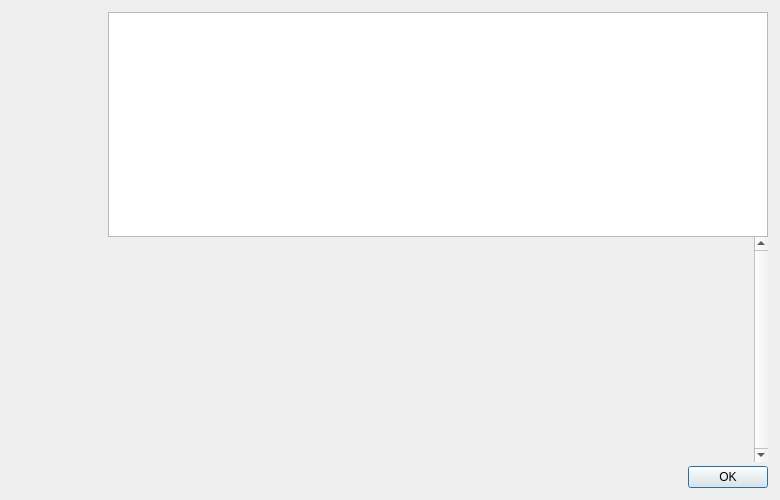
This is src/qt/forms/helpmessagedialog.ui in martexcoin/martexcoin_4x as Qt 5 draws it before an edit. The edited form follows.
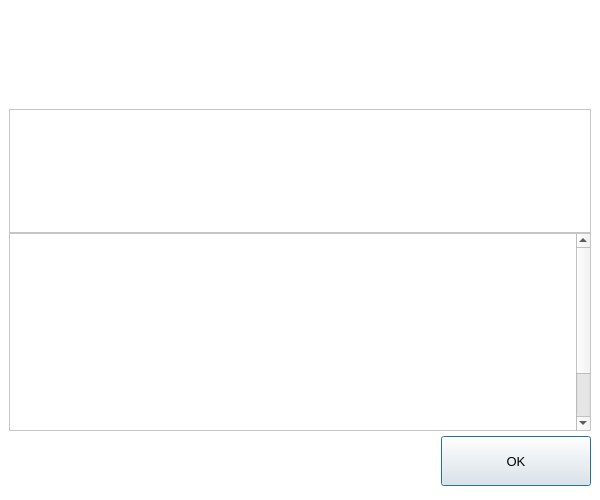
This is the edited form. Icons and pictures are not drawn.

Diff of the .ui file:
```diff
--- a/src/qt/forms/helpmessagedialog.ui
+++ b/src/qt/forms/helpmessagedialog.ui
@@ -6,45 +6,83 @@
    <rect>
     <x>0</x>
     <y>0</y>
-    <width>780</width>
+    <width>600</width>
     <height>500</height>
    </rect>
   </property>
-  <property name="maximumSize">
+  <property name="minimumSize">
    <size>
-    <width>16777215</width>
+    <width>600</width>
     <height>500</height>
    </size>
   </property>
-  <layout class="QHBoxLayout" name="horizontalLayout_2">
+  <property name="font">
+   <font>
+    <pointsize>10</pointsize>
+   </font>
+  </property>
+  <property name="windowTitle">
+   <string notr="true">MarteX Core - Command-line options</string>
+  </property>
+  <property name="styleSheet">
+   <string notr="true">#HelpMessageDialog {
+	background-color:#FFFFFF;
+}</string>
+  </property>
+  <layout class="QVBoxLayout" name="verticalLayout_3">
    <property name="spacing">
     <number>0</number>
    </property>
    <property name="leftMargin">
-    <number>12</number>
+    <number>0</number>
    </property>
    <property name="topMargin">
-    <number>12</number>
+    <number>0</number>
    </property>
    <property name="rightMargin">
-    <number>12</number>
+    <number>0</number>
    </property>
    <property name="bottomMargin">
-    <number>12</number>
+    <number>0</number>
    </property>
    <item>
-    <layout class="QVBoxLayout" name="verticalLayoutLogo" stretch="0">
-     <property name="leftMargin">
+    <widget class="QWidget" name="helpContainer" native="true">
+     <property name="sizePolicy">
+      <sizepolicy hsizetype="Preferred" vsizetype="Preferred">
+       <horstretch>0</horstretch>
+       <verstretch>100</verstretch>
+      </sizepolicy>
+     </property>
+     <property name="minimumSize">
+      <size>
+       <width>0</width>
+       <height>200</height>
+      </size>
+     </property>
+     <property name="styleSheet">
+      <string notr="true">#helpContainer{
+	background-color:white;
+	padding:9px;
+}</string>
+     </property>
+     <layout class="QVBoxLayout" name="verticalLayout_4">
+      <property name="spacing">
       <number>0</number>
      </property>
+      <property name="leftMargin">
+       <number>9</number>
+      </property>
      <property name="topMargin">
-      <number>0</number>
+       <number>9</number>
      </property>
      <property name="rightMargin">
-      <number>0</number>
-     </property>
+       <number>9</number>
+      </property>
+      <property name="bottomMargin">
+       <number>9</number>
+      </property>
      <item>
-      <widget class="QLabel" name="aboutLogo">
+       <widget class="QLabel" name="graphic">
        <property name="sizePolicy">
         <sizepolicy hsizetype="Preferred" vsizetype="Ignored">
          <horstretch>0</horstretch>
@@ -53,39 +91,34 @@
        </property>
        <property name="minimumSize">
         <size>
-         <width>96</width>
-         <height>464</height>
-        </size>
-       </property>
-       <property name="maximumSize">
-        <size>
-         <width>96</width>
-         <height>564</height>
-        </size>
-       </property>
-       <property name="baseSize">
-        <size>
-         <width>96</width>
-         <height>564</height>
-        </size>
-       </property>
-       <property name="autoFillBackground">
-        <bool>false</bool>
-       </property>
-       <property name="scaledContents">
-        <bool>false</bool>
-       </property>
-       <property name="alignment">
-        <set>Qt::AlignLeading|Qt::AlignLeft|Qt::AlignTop</set>
-       </property>
-      </widget>
-     </item>
-    </layout>
+          <width>0</width>
+          <height>100</height>
+         </size>
+        </property>
+        <property name="pixmap">
+         <pixmap>:/images/about</pixmap>
+        </property>
+       </widget>
    </item>
    <item>
     <layout class="QVBoxLayout" name="verticalLayout">
+        <property name="topMargin">
+         <number>100</number>
+        </property>
      <item>
       <widget class="QTextEdit" name="helpMessage">
+          <property name="minimumSize">
+           <size>
+            <width>0</width>
+            <height>0</height>
+           </size>
+          </property>
+          <property name="styleSheet">
+           <string notr="true">#helpMessage {
+background-color:#FFFFFF;
+	color:#707070;
+}</string>
+          </property>
        <property name="readOnly">
         <bool>true</bool>
        </property>
@@ -93,8 +126,10 @@
      </item>
      <item>
       <widget class="QScrollArea" name="scrollArea">
-       <property name="frameShape">
-        <enum>QFrame::NoFrame</enum>
+          <property name="styleSheet">
+           <string notr="true">#scrollArea {
+background-color:#FFFFFF;
+}</string>
        </property>
        <property name="verticalScrollBarPolicy">
         <enum>Qt::ScrollBarAlwaysOn</enum>
@@ -107,16 +142,33 @@
          <rect>
           <x>0</x>
           <y>0</y>
-          <width>630</width>
-          <height>201</height>
-         </rect>
-        </property>
+             <width>564</width>
+             <height>263</height>
+            </rect>
+           </property>
+           <property name="styleSheet">
+            <string notr="true">#scrollAreaWidgetContents {
+background-color:#FFFFFF;
+}</string>
+           </property>
         <layout class="QVBoxLayout" name="verticalLayout_2">
          <item>
           <widget class="QLabel" name="aboutMessage">
+              <property name="minimumSize">
+               <size>
+                <width>0</width>
+                <height>245</height>
+               </size>
+              </property>
            <property name="cursor">
             <cursorShape>IBeamCursor</cursorShape>
            </property>
+              <property name="styleSheet">
+               <string notr="true">#aboutMessage {
+background-color:#FFFFFF;
+	color:#707070;
+}</string>
+              </property>
            <property name="textFormat">
             <enum>Qt::PlainText</enum>
            </property>
@@ -135,71 +187,69 @@
        </widget>
       </widget>
      </item>
+        <item alignment="Qt::AlignVCenter">
+         <widget class="QWidget" name="widget" native="true">
+          <property name="sizePolicy">
+           <sizepolicy hsizetype="Preferred" vsizetype="Preferred">
+            <horstretch>0</horstretch>
+            <verstretch>50</verstretch>
+           </sizepolicy>
+          </property>
+          <property name="minimumSize">
+           <size>
+            <width>0</width>
+            <height>60</height>
+           </size>
+          </property>
+          <layout class="QHBoxLayout" name="horizontalLayout_2">
+           <property name="leftMargin">
+            <number>0</number>
+           </property>
+           <property name="topMargin">
+            <number>0</number>
+           </property>
+           <property name="rightMargin">
+            <number>0</number>
+           </property>
+           <property name="bottomMargin">
+            <number>0</number>
+           </property>
      <item>
-      <spacer name="verticalSpacer">
+            <spacer name="horizontalSpacer">
        <property name="orientation">
-        <enum>Qt::Vertical</enum>
-       </property>
-       <property name="sizeType">
-        <enum>QSizePolicy::Fixed</enum>
+              <enum>Qt::Horizontal</enum>
        </property>
        <property name="sizeHint" stdset="0">
         <size>
-         <width>4</width>
-         <height>4</height>
+               <width>421</width>
+               <height>20</height>
         </size>
        </property>
       </spacer>
      </item>
-     <item>
-      <widget class="QDialogButtonBox" name="okButton">
-       <property name="orientation">
-        <enum>Qt::Horizontal</enum>
-       </property>
-       <property name="standardButtons">
-        <set>QDialogButtonBox::Ok</set>
+           <item alignment="Qt::AlignVCenter">
+            <widget class="QPushButton" name="pushButtonOk">
+             <property name="minimumSize">
+              <size>
+               <width>150</width>
+               <height>50</height>
+              </size>
+             </property>
+             <property name="text">
+              <string>OK</string>
        </property>
       </widget>
      </item>
     </layout>
-   </item>
-  </layout>
- </widget>
- <resources>
-  <include location="../martex.qrc"/>
- </resources>
- <connections>
-  <connection>
-   <sender>okButton</sender>
-   <signal>accepted()</signal>
-   <receiver>HelpMessageDialog</receiver>
-   <slot>accept()</slot>
-   <hints>
-    <hint type="sourcelabel">
-     <x>20</x>
-     <y>20</y>
-    </hint>
-    <hint type="destinationlabel">
-     <x>20</x>
-     <y>20</y>
-    </hint>
-   </hints>
-  </connection>
-  <connection>
-   <sender>okButton</sender>
-   <signal>rejected()</signal>
-   <receiver>HelpMessageDialog</receiver>
-   <slot>reject()</slot>
-   <hints>
-    <hint type="sourcelabel">
-     <x>20</x>
-     <y>20</y>
-    </hint>
-    <hint type="destinationlabel">
-     <x>20</x>
-     <y>20</y>
-    </hint>
-   </hints>
-  </connection>
- </connections>
+         </widget>
+        </item>
+       </layout>
+      </item>
+     </layout>
+    </widget>
+   </item>
+  </layout>
+ </widget>
+ <resources/>
+ <connections/>
 </ui>
```
Lines whose indentation alone changed are shown as unchanged.
